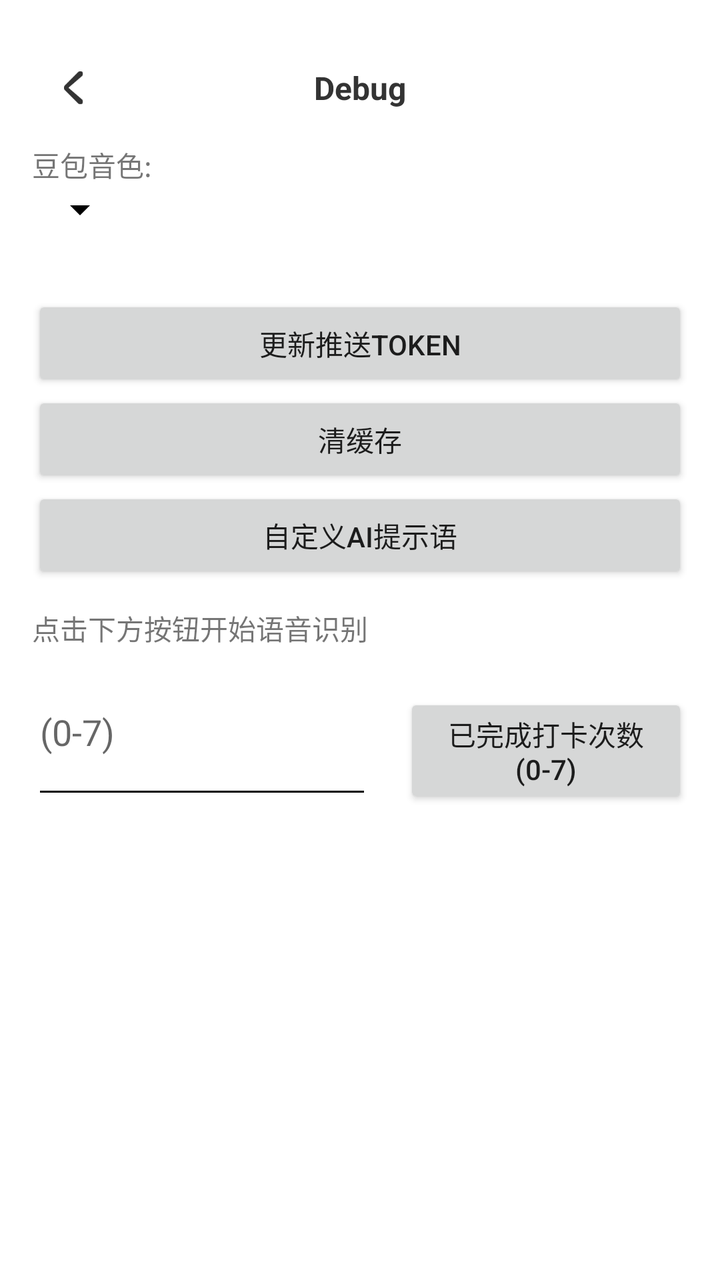
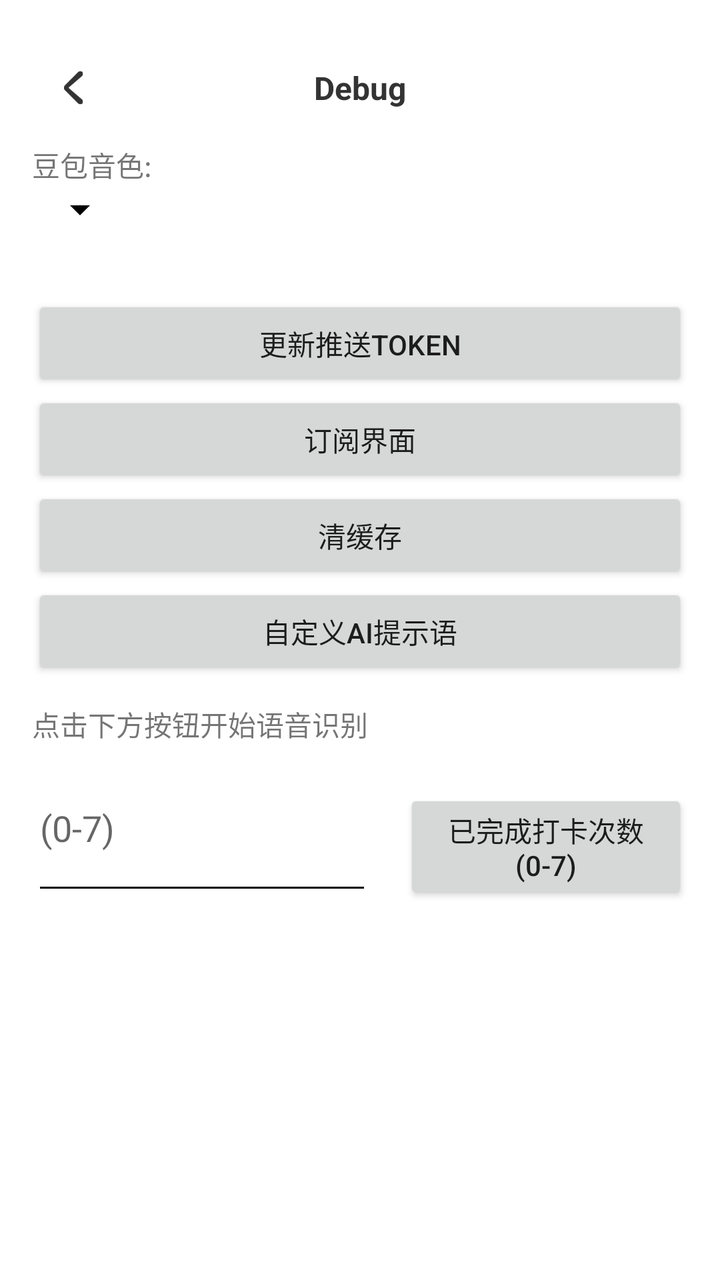

An Android layout rendered at two revisions. The XML below is the earlier revision; the diff shows what the commit changed to produce the second picture.
<!-- AndroidManifest.xml: application theme GGTheme -->
<!-- res/layout/activity_speech_to_text.xml -->
<?xml version="1.0" encoding="utf-8"?>
<LinearLayout xmlns:android="http://schemas.android.com/apk/res/android"
    android:layout_width="match_parent"
    android:layout_height="match_parent"
    android:id="@+id/main"
    android:fitsSystemWindows="true"
    android:orientation="vertical"
    android:padding="16dp">

    <FrameLayout
        android:layout_width="match_parent"
        android:layout_height="?attr/actionBarSize"
        android:background="@android:color/transparent"
        android:clickable="true"
        android:focusable="true">

        <ImageView
            android:id="@+id/home"
            android:layout_width="wrap_content"
            android:layout_height="wrap_content"
            android:layout_gravity="left|center"
            android:padding="16dp"
            android:src="@drawable/ic_back" />

        <TextView
            android:layout_width="wrap_content"
            android:layout_height="wrap_content"
            android:layout_gravity="center"
            android:text="Debug"
            android:textColor="@color/item_text_normal"
            android:textSize="16sp"
            android:textStyle="bold" />
    </FrameLayout>

    <TextView
        android:id="@+id/ttsparams"
        android:layout_width="match_parent"
        android:layout_height="wrap_content"
        android:text="豆包音色:"
        android:textSize="14sp" />

    <Spinner
        android:id="@+id/ttsVoiceTypeSpinner"
        android:layout_width="wrap_content"
        android:layout_height="wrap_content" />

    <TextView
        android:id="@+id/ttserror"
        android:layout_width="match_parent"
        android:layout_height="wrap_content"
        android:textSize="14sp" />

    <Button
        android:id="@+id/updateToken"
        android:layout_width="match_parent"
        android:layout_height="wrap_content"
        android:layout_marginTop="12dp"
        android:text="更新推送token" />

    <Button
        android:id="@+id/clearCache"
        android:layout_width="match_parent"
        android:layout_height="wrap_content"
        android:text="清缓存" />

    <Button
        android:id="@+id/setPrompt"
        android:layout_width="match_parent"
        android:layout_height="wrap_content"
        android:text="自定义AI提示语" />


    <TextView
        android:id="@+id/resultTextView"
        android:layout_width="match_parent"
        android:layout_height="wrap_content"
        android:layout_marginTop="12dp"
        android:text="点击下方按钮开始语音识别"
        android:textSize="14sp" />

    <Button
        android:id="@+id/startButton"
        android:layout_width="match_parent"
        android:layout_height="wrap_content"
        android:visibility="gone"
        android:text="开始录音" />

    <Button
        android:id="@+id/stopButton"
        android:layout_width="match_parent"
        android:layout_height="wrap_content"
        android:visibility="gone"
        android:text="停止录音" />


    <LinearLayout
        android:layout_width="match_parent"
        android:layout_height="80dp"
        android:orientation="horizontal">

        <EditText
            android:id="@+id/taskIndex"
            android:layout_width="170dp"
            android:layout_height="80dp"
            android:digits="0123456789"
            android:hint="(0-7)"
            android:inputType="number" />

        <Button
            android:id="@+id/setTask"
            android:layout_width="wrap_content"
            android:layout_height="wrap_content"
            android:layout_marginLeft="16dp"
            android:text="已完成打卡次数(0-7)" />
    </LinearLayout>
    <Button
        android:id="@+id/getLog"
        android:layout_width="match_parent"
        android:layout_height="wrap_content"
        android:visibility="gone"
        android:text="拷贝日志" />


    



















</LinearLayout>
<!-- resources referenced by this layout -->
<resources>
  <color name="item_text_normal">#333333</color>
  <!-- drawable ic_back: png bitmap (drawable-hdpi, 677 bytes) -->
  <style name="GGTheme" parent="Theme.MaterialComponents.Light.Bridge">
          <item name="android:windowIsTranslucent">true</item>
  
          
  
          
          <item name="android:windowFullscreen">false</item>
          <item name="windowActionBar">false</item>
          <item name="android:windowActionBar">false</item>
          <item name="windowNoTitle">true</item>
          <item name="android:windowNoTitle">true</item>
          
          <item name="android:windowBackground">@color/white</item>
          
          <item name="android:navigationBarColor">@color/white</item>
          
          <item name="android:statusBarColor">@color/white</item>
  
  
  
  
  
          <item name="colorPrimary">@color/white</item>
          <item name="colorPrimaryDark">#2D8659</item>
  
          <item name="colorAccent">#339966</item>
          <item name="colorControlNormal">@color/text_primary</item>
  
          <item name="outcomingDefaultBubbleColor">#2D8659</item>
          <item name="outcomingDefaultBubblePressedColor">#2D8659</item>
  
  
  
  
      </style>
  <color name="white">#FFFFFFFF</color>
  <color name="text_primary">@android:color/black</color>
</resources>

<!-- the commit's change to res/layout/activity_speech_to_text.xml (unified diff, before → after) -->
@@ -56,6 +56,13 @@
         android:layout_height="wrap_content"
         android:layout_marginTop="12dp"
         android:text="更新推送token" />
+
+    <Button
+        android:id="@+id/billing"
+        android:layout_width="match_parent"
+        android:layout_height="wrap_content"
+        android:text="订阅界面" />
+
 
     <Button
         android:id="@+id/clearCache"
